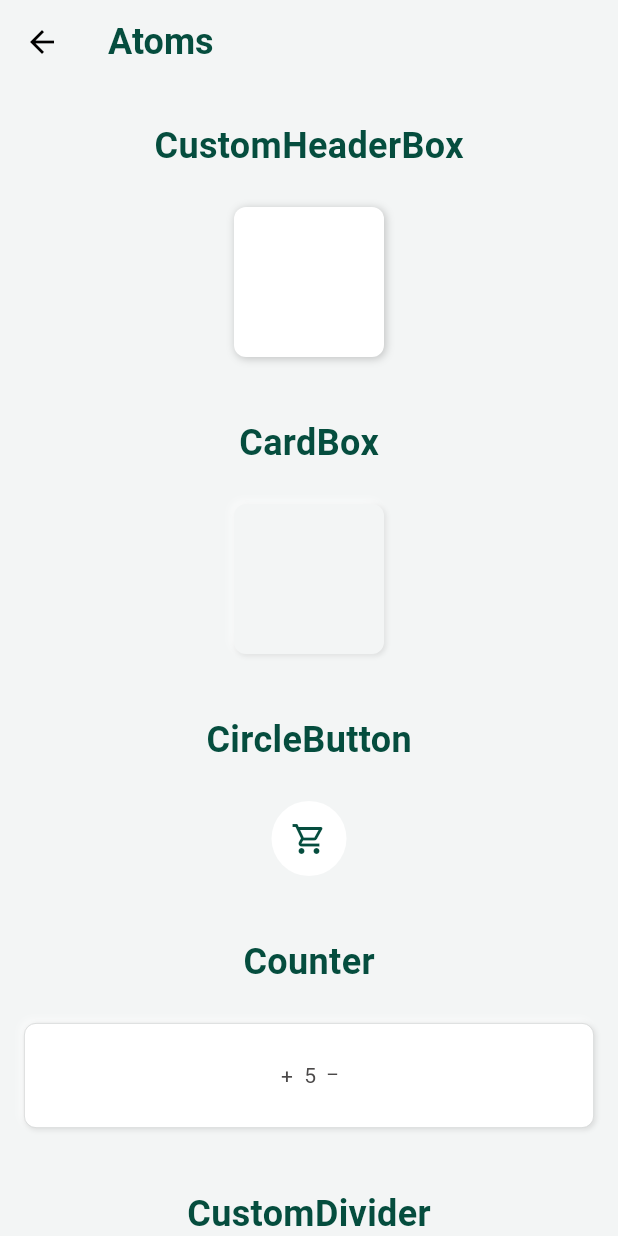
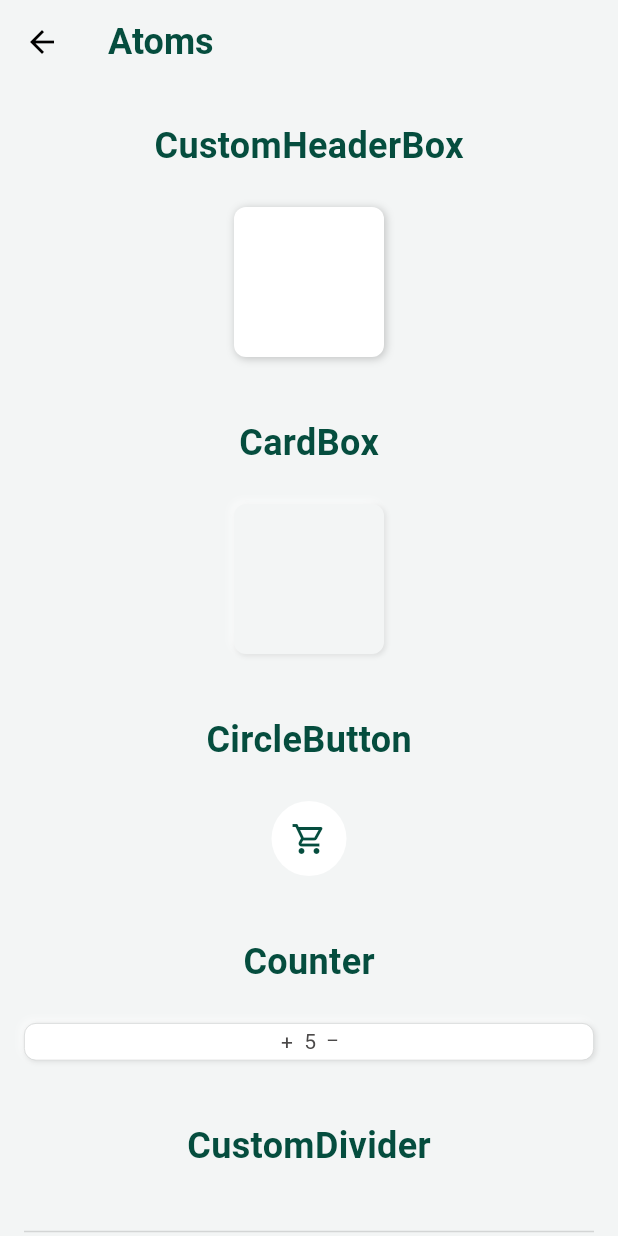
Before and after one commit to Carl0395/ecommerce_system_design, a Flutter app: the AtomsPage screen opened by its route, on a phone screen of 412 x 824 dp. Run offline on Flutter 3.47's test engine with Material 3 defaults, Android fonts, the phone set to English and light mode, and no system bars.

Commit message:
update counter

```diff
--- a/lib/atoms/counter.dart
+++ b/lib/atoms/counter.dart
@@ -32,7 +32,6 @@ class _CounterState extends State<Counter> {
   @override
   Widget build(BuildContext context) {
     return Container(
-      height: 70,
       padding: EdgeInsets.symmetric(horizontal: 4, vertical: 2),
       decoration: BoxDecoration(
         color: AppColors.secondaryButton,
```
